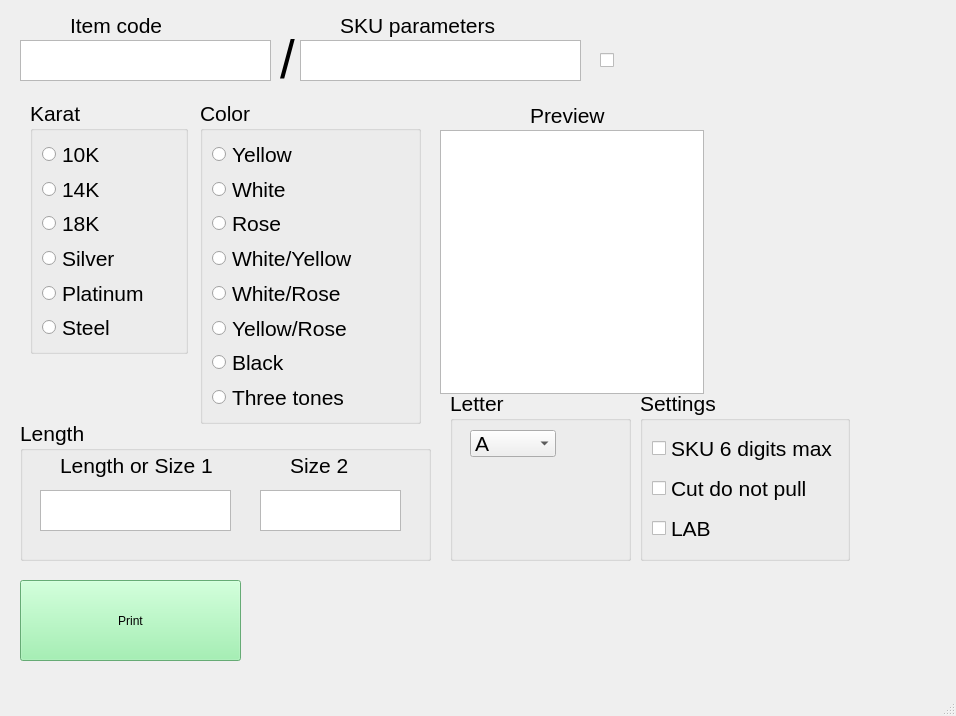
Above: QRtag.ui from svedbox/QRtag before the change. Below: the same form after it.
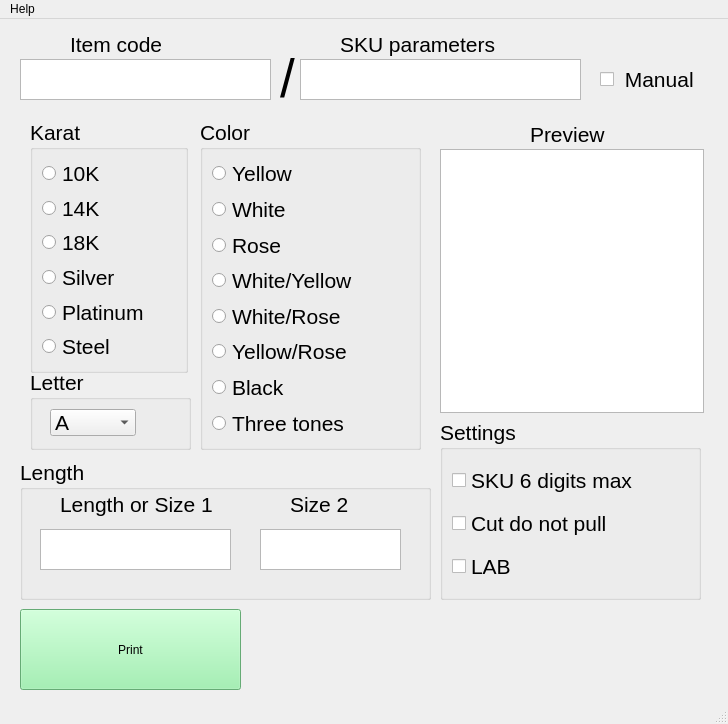
That is the form after the change.

The edit to the form file:
```diff
--- a/QRtag.ui
+++ b/QRtag.ui
@@ -6,20 +6,20 @@
    <rect>
     <x>0</x>
     <y>0</y>
-    <width>956</width>
-    <height>716</height>
+    <width>728</width>
+    <height>724</height>
    </rect>
   </property>
   <property name="minimumSize">
    <size>
-    <width>956</width>
-    <height>716</height>
+    <width>728</width>
+    <height>724</height>
    </size>
   </property>
   <property name="maximumSize">
    <size>
-    <width>956</width>
-    <height>716</height>
+    <width>728</width>
+    <height>724</height>
    </size>
   </property>
   <property name="windowTitle">
@@ -156,10 +156,10 @@
    <widget class="QGroupBox" name="groupBox">
     <property name="geometry">
      <rect>
-      <x>450</x>
-      <y>390</y>
-      <width>181</width>
-      <height>171</height>
+      <x>30</x>
+      <y>350</y>
+      <width>161</width>
+      <height>81</height>
      </rect>
     </property>
     <property name="font">
@@ -322,7 +322,7 @@
     <property name="geometry">
      <rect>
       <x>20</x>
-      <y>420</y>
+      <y>440</y>
       <width>411</width>
       <height>141</height>
      </rect>
@@ -512,7 +512,7 @@
       <x>200</x>
       <y>100</y>
       <width>221</width>
-      <height>324</height>
+      <height>331</height>
      </rect>
     </property>
     <property name="font">
@@ -634,10 +634,10 @@
    <widget class="QGroupBox" name="groupBox_5">
     <property name="geometry">
      <rect>
-      <x>640</x>
-      <y>390</y>
-      <width>210</width>
-      <height>171</height>
+      <x>440</x>
+      <y>400</y>
+      <width>261</width>
+      <height>181</height>
      </rect>
     </property>
     <property name="font">
@@ -690,7 +690,7 @@
      <rect>
       <x>600</x>
       <y>40</y>
-      <width>40</width>
+      <width>101</width>
       <height>40</height>
      </rect>
     </property>
@@ -703,9 +703,12 @@
     <property name="toolTip">
      <string>&lt;html&gt;&lt;head/&gt;&lt;body&gt;&lt;p&gt;Manual enter SKU&lt;/p&gt;&lt;/body&gt;&lt;/html&gt;</string>
     </property>
-    <property name="text">
+    <property name="statusTip">
      <string/>
     </property>
+    <property name="text">
+     <string> Manual</string>
+    </property>
     <property name="iconSize">
      <size>
       <width>16</width>
@@ -717,7 +720,7 @@
     <property name="geometry">
      <rect>
       <x>20</x>
-      <y>580</y>
+      <y>590</y>
       <width>221</width>
       <height>81</height>
      </rect>
@@ -749,17 +752,29 @@
    <zorder>checkBox_3</zorder>
    <zorder>pushButton</zorder>
   </widget>
-  <widget class="QMenuBar" name="menubar">
+  <widget class="QStatusBar" name="statusbar"/>
+  <widget class="QMenuBar" name="menuBar">
    <property name="geometry">
     <rect>
      <x>0</x>
      <y>0</y>
-     <width>956</width>
+     <width>728</width>
      <height>24</height>
     </rect>
    </property>
+   <widget class="QMenu" name="menuHelp">
+    <property name="title">
+     <string>Help</string>
+    </property>
+    <addaction name="actionAbout"/>
+   </widget>
+   <addaction name="menuHelp"/>
   </widget>
-  <widget class="QStatusBar" name="statusbar"/>
+  <action name="actionAbout">
+   <property name="text">
+    <string>About</string>
+   </property>
+  </action>
  </widget>
  <resources/>
  <connections/>
```
